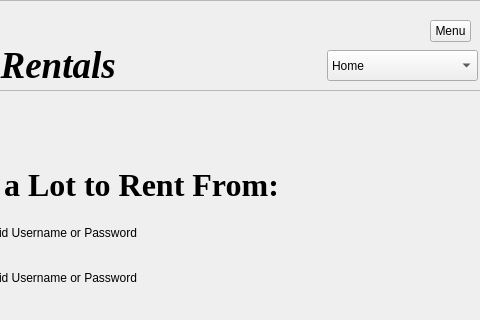
Before: the Qt Designer form rentscooter.ui in DanielleSamaroo/Group-5-Scooters, drawn with Qt 5; both pictures show x 283 to 763 and y 0 to 320 of the 763 by 552 pixel window.
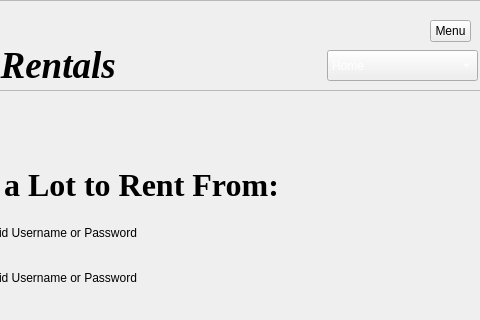
After: the same form once the commit is applied. Icons and pictures are not drawn.

```diff
--- a/rentscooter.ui
+++ b/rentscooter.ui
@@ -80,6 +80,51 @@
       <height>31</height>
      </rect>
     </property>
+    <property name="palette">
+     <palette>
+      <active>
+       <colorrole role="Text">
+        <brush brushstyle="SolidPattern">
+         <color alpha="255">
+          <red>255</red>
+          <green>255</green>
+          <blue>255</blue>
+         </color>
+        </brush>
+       </colorrole>
+       <colorrole role="ButtonText">
+        <brush brushstyle="SolidPattern">
+         <color alpha="255">
+          <red>255</red>
+          <green>255</green>
+          <blue>255</blue>
+         </color>
+        </brush>
+       </colorrole>
+      </active>
+      <inactive>
+       <colorrole role="Text">
+        <brush brushstyle="SolidPattern">
+         <color alpha="255">
+          <red>255</red>
+          <green>255</green>
+          <blue>255</blue>
+         </color>
+        </brush>
+       </colorrole>
+       <colorrole role="ButtonText">
+        <brush brushstyle="SolidPattern">
+         <color alpha="255">
+          <red>255</red>
+          <green>255</green>
+          <blue>255</blue>
+         </color>
+        </brush>
+       </colorrole>
+      </inactive>
+      <disabled/>
+     </palette>
+    </property>
     <item>
      <property name="text">
       <string>Home</string>
```
